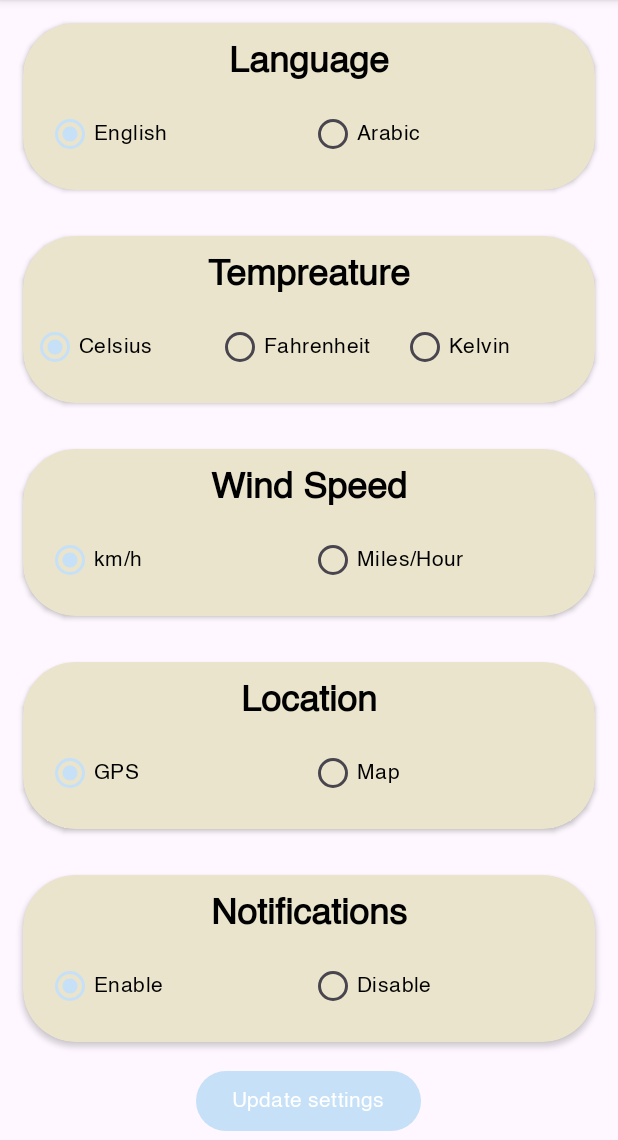
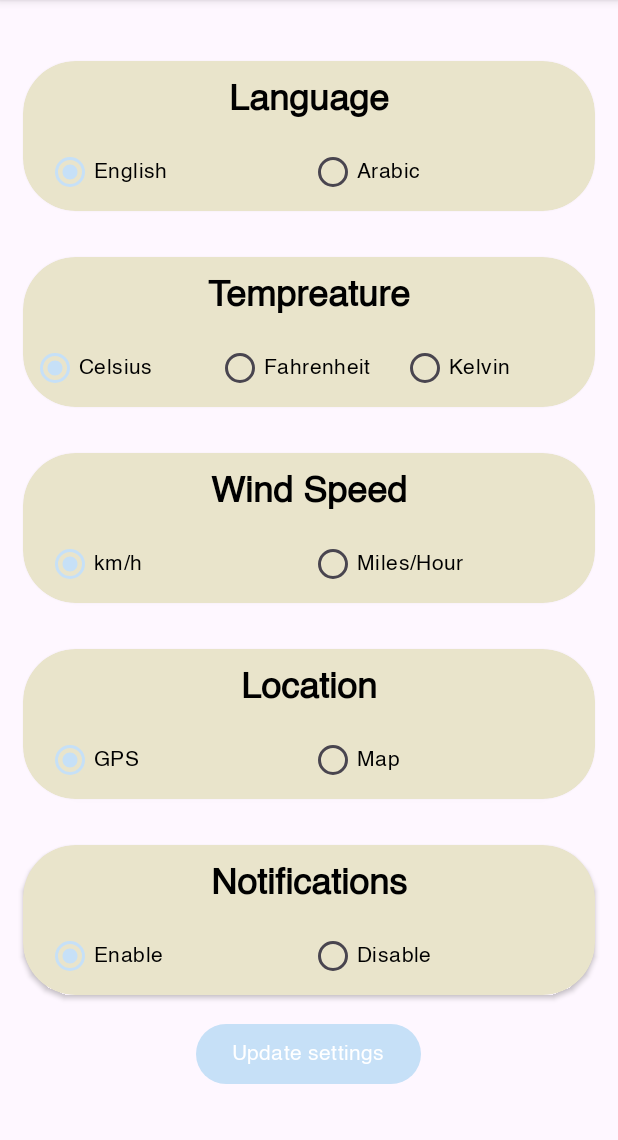
Before and after one commit to gemb0-0/Weather, an Android app: the SettingsFragment screen opened through its navigation route, on a phone screen of 412 x 824 dp, the part 96-1236 px from its top. Run offline under Robolectric (Android 15) with nearby library versions, the phone set to English and light mode, and no system bars; our stand-ins replace navigation-ui.

Commit message:
little ui change

```diff
--- a/app/src/main/res/layout/fragment_settings.xml
+++ b/app/src/main/res/layout/fragment_settings.xml
@@ -13,13 +13,14 @@
         <LinearLayout
             android:layout_width="match_parent"
             android:layout_height="wrap_content"
-            android:layout_marginBottom="35dp"
+            android:layout_marginTop="25dp"
+            android:layout_marginBottom="50dp"
             android:orientation="vertical">
 
             <androidx.cardview.widget.CardView
                 android:id="@+id/cardView_language"
                 android:layout_width="match_parent"
-                android:layout_height="111dp"
+                android:layout_height="100dp"
                 android:layout_margin="15dp"
                 app:cardBackgroundColor="@color/secondary"
                 app:cardCornerRadius="35dp">
@@ -72,7 +73,7 @@
             <androidx.cardview.widget.CardView
                 android:id="@+id/cardView_temperature"
                 android:layout_width="match_parent"
-                android:layout_height="111dp"
+                android:layout_height="100dp"
                 android:layout_margin="15dp"
                 app:cardBackgroundColor="@color/secondary"
                 app:cardCornerRadius="35dp">
@@ -133,7 +134,7 @@
             <androidx.cardview.widget.CardView
                 android:id="@+id/cardView_wind_speed"
                 android:layout_width="match_parent"
-                android:layout_height="111dp"
+                android:layout_height="100dp"
                 android:layout_margin="15dp"
                 app:cardBackgroundColor="@color/secondary"
                 app:cardCornerRadius="35dp">
@@ -186,7 +187,7 @@
             <androidx.cardview.widget.CardView
                 android:id="@+id/cardView_location"
                 android:layout_width="match_parent"
-                android:layout_height="111dp"
+                android:layout_height="100dp"
                 android:layout_margin="15dp"
                 app:cardBackgroundColor="@color/secondary"
                 app:cardCornerRadius="35dp">
@@ -239,7 +240,7 @@
             <androidx.cardview.widget.CardView
                 android:id="@+id/cardView_notifications"
                 android:layout_width="match_parent"
-                android:layout_height="111dp"
+                android:layout_height="100dp"
                 android:layout_margin="15dp"
                 app:cardBackgroundColor="@color/secondary"
                 app:cardCornerRadius="35dp">
```
